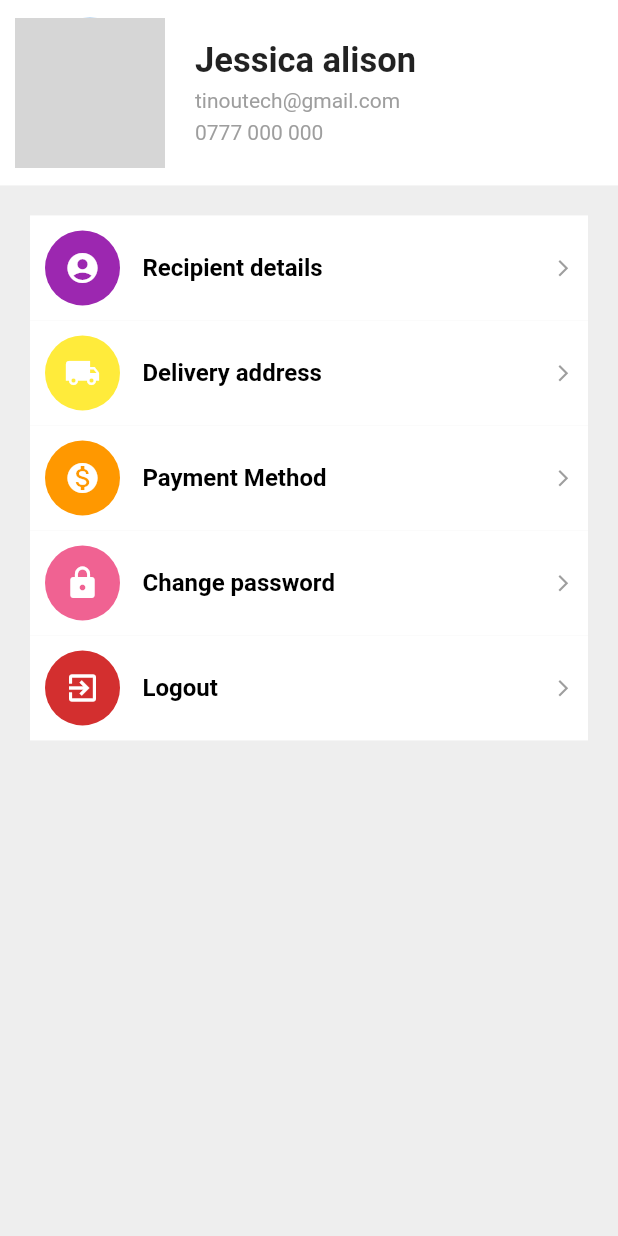
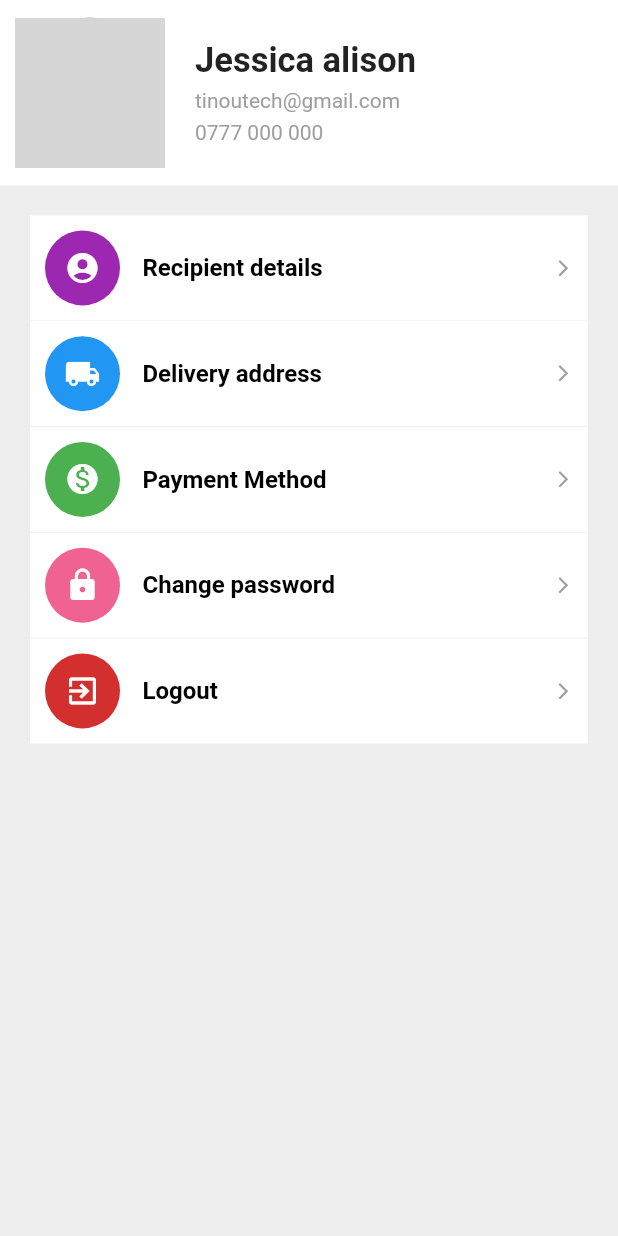
Before and after one commit to dombroks/Grocery_App, a Flutter app: the Profile widget shown alone on an empty page, opened directly, on a phone screen of 412 x 824 dp. Run offline on Flutter 3.47's test engine with Material 2 defaults, Android fonts, the phone set to English and light mode, and no system bars; our stand-ins replace cloud_firestore, firebase_auth; accounts and stored records are empty; network calls fail; grey boxes are pictures that could not be loaded.

Commit message:
Profile Screen

```diff
--- a/lib/Screens/Profile.dart
+++ b/lib/Screens/Profile.dart
@@ -82,20 +82,32 @@ class _ProfileState extends State<Profile> {
                       colordata: Colors.purple,
                       icon: Icons.account_circle,
                     ),
+                    SizedBox(
+                      height: 0.5,
+                    ),
                     ProfileCardItem(
                       itemName: "Delivery address",
-                      colordata: Colors.yellow,
+                      colordata: Colors.blue,
                       icon: Icons.local_shipping,
+                    ),
+                    SizedBox(
+                      height: 0.5,
                     ),
                     ProfileCardItem(
                       itemName: "Payment Method",
-                      colordata: Colors.orange,
+                      colordata: Colors.green,
                       icon: Icons.monetization_on,
+                    ),
+                    SizedBox(
+                      height: 0.5,
                     ),
                     ProfileCardItem(
                       itemName: "Change password",
                       colordata: Colors.pink[300],
                       icon: Icons.lock,
+                    ),
+                    SizedBox(
+                      height: 0.5,
                     ),
                     ProfileCardItem(
                       itemName: "Logout",
```
